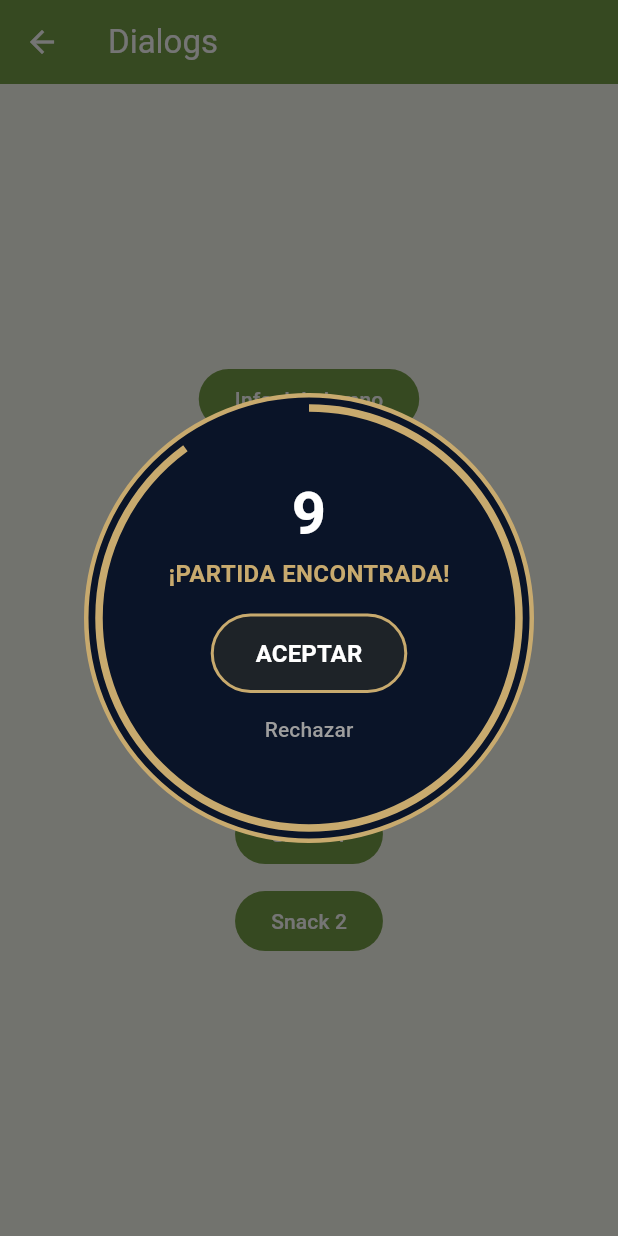
After one commit to JoshuaIsra/flutter_widget, a Flutter app: the DialogsScreen screen opened by its route, after a tap on "Partida encontrada", on a phone screen of 412 x 824 dp. The commit adds this screen. Run offline on Flutter 3.47's test engine with Material 3 defaults, Android fonts, the phone set to English and light mode, and no system bars; network calls fail.

Commit message:
Cards,Dialogs,Grid

```diff
--- a/lib/app_routes.dart
+++ b/lib/app_routes.dart
@@ -3,6 +3,10 @@ import 'package:flutter_widget/models/menu_option.dart';
 import 'package:flutter_widget/screens/buttons_screen.dart';
 import 'package:flutter_widget/screens/cards_screen.dart';
 import 'package:flutter_widget/screens/column_rows_screen.dart';
+import 'package:flutter_widget/screens/dialogs_screen.dart';
+import 'package:flutter_widget/screens/Forms_screen.dart';
+import 'package:flutter_widget/screens/Grid_screen.dart';
+import 'package:flutter_widget/screens/grid_screen2.dart';
 
 class Routes {
   static const initialRoute = '/';
@@ -11,6 +15,10 @@ class Routes {
     MenuOption(title: 'Buttons', route: '/buttons', screen: const ButtonsScreen(), icon: Icons.baby_changing_station_sharp),
     MenuOption(title: 'Cards', route: '/cards', screen: const CardsScreen(), icon: Icons.credit_card),
     MenuOption(title: 'Columns & Rows', route: '/column_rows', screen: const ColumnRowsScreen(), icon: Icons.view_column),
+    MenuOption(title: 'Forms', route: '/forms', screen: const FormsScreen(), icon: Icons.edit_note),
+    MenuOption(title: 'Grid', route: '/grid', screen: const GridScreen(), icon: Icons.grid_view),
+    MenuOption(title: 'Grid 2', route: '/grid2', screen: const GridScreen2(), icon: Icons.videogame_asset),
+    MenuOption(title: 'Dialogs', route: '/dialogs', screen: const DialogsScreen(), icon: Icons.chat_bubble_outline),
   ];
 
 }
--- a/lib/main.dart
+++ b/lib/main.dart
@@ -3,6 +3,10 @@ import 'package:flutter_widget/app_routes.dart';
 import 'package:flutter_widget/screens/buttons_screen.dart';
 import 'package:flutter_widget/screens/cards_screen.dart';
 import 'package:flutter_widget/screens/column_rows_screen.dart';
+import 'package:flutter_widget/screens/dialogs_screen.dart';
+import 'package:flutter_widget/screens/Forms_screen.dart';
+import 'package:flutter_widget/screens/Grid_screen.dart';
+import 'package:flutter_widget/screens/grid_screen2.dart';
 import 'package:flutter_widget/screens/home_screen.dart';
 import 'package:flutter_widget/theme/app_theme.dart';
 
@@ -25,6 +29,10 @@ class MainApp extends StatelessWidget {
         '/buttons':(context) => ButtonsScreen(),
         '/cards':(context) => CardsScreen(),
         '/column_rows':(context) => ColumnRowsScreen(),
+        '/forms':(context) => FormsScreen(),
+        '/grid':(context) => GridScreen(),
+        '/grid2':(context) => GridScreen2(),
+        '/dialogs':(context) => DialogsScreen(),
       }
     );
   }
--- a/lib/screens/buttons_screen.dart
+++ b/lib/screens/buttons_screen.dart
@@ -1,4 +1,5 @@
 import 'package:flutter/material.dart';
+import 'package:flutter_widget/widgets/appBar.dart';
 import 'package:flutter_widget/theme/app_colors.dart';
 
 class ButtonsScreen extends StatelessWidget {
@@ -10,9 +11,7 @@ class ButtonsScreen extends StatelessWidget {
       floatingActionButton: FloatingActionButton(onPressed: (){
         Navigator.pop(context);
       },child: Icon(Icons.arrow_back) ),
-      appBar: AppBar(
-        title: const Text('Buttons'),
-      ),
+      appBar: CustomAppBar(title: 'Buttons'),
       body:Center(
         child: Column(
           mainAxisAlignment: MainAxisAlignment.center,
--- a/lib/screens/cards_screen.dart
+++ b/lib/screens/cards_screen.dart
@@ -1,4 +1,5 @@
 import 'package:flutter/material.dart';
+import 'package:flutter_widget/widgets/appBar.dart';
 
 class CardsScreen extends StatelessWidget {
   const CardsScreen({super.key});
@@ -6,9 +7,7 @@ class CardsScreen extends StatelessWidget {
   @override
   Widget build(BuildContext context) {
     return Scaffold(
-      appBar: AppBar(
-        title: const Text('Cards'),
-      ),
+      appBar: CustomAppBar(title: 'Cards'),
       body: const SingleChildScrollView(
         child: Column(
           children: [
--- a/lib/screens/column_rows_screen.dart
+++ b/lib/screens/column_rows_screen.dart
@@ -1,4 +1,5 @@
 import 'package:flutter/material.dart';
+import 'package:flutter_widget/widgets/appBar.dart';
 
 class ColumnRowsScreen extends StatelessWidget {
   const ColumnRowsScreen({super.key});
@@ -19,9 +20,7 @@ class ColumnRowsScreen extends StatelessWidget {
   @override
   Widget build(BuildContext context) {
     return Scaffold(
-      appBar: AppBar(
-        title: const Text('Columns & Rows'),
-      ),
+      appBar: CustomAppBar(title: 'Columns & Rows'),
       body: Column(
         mainAxisAlignment: MainAxisAlignment.spaceEvenly,
         children: [
--- /dev/null
+++ b/lib/screens/dialogs_screen.dart
@@ -0,0 +1,269 @@
+import 'dart:async';
+import 'package:flutter/material.dart';
+import 'package:flutter_widget/widgets/appBar.dart';
+
+class DialogsScreen extends StatelessWidget {
+  const DialogsScreen({super.key});
+
+  // Primer dialogo: info del alumno
+  void openDialog(BuildContext context) {
+    showDialog(
+      context: context,
+      builder: (context) {
+        return AlertDialog(
+          title: Text('Info del alumno'),
+          content: Text('Nombre: Joshua Israel Martinez Diaz'),
+          actions: [
+            TextButton(
+              onPressed: () => Navigator.pop(context),
+              child: Text('Cerrar'),
+            ),
+          ],
+        );
+      },
+    );
+  }
+
+  // Segundo dialogo: confirmar eliminar
+  void openAlert(BuildContext context) {
+    showDialog(
+      context: context,
+      builder: (context) {
+        return AlertDialog(
+          title: Text('Eliminar alumno'),
+          content: Text('¿Está seguro de eliminar al alumno?'),
+          actions: [
+            TextButton(
+              onPressed: () => Navigator.pop(context),
+              child: Text('No'),
+            ),
+            TextButton(
+              onPressed: () => Navigator.pop(context),
+              child: Text('Sí'),
+            ),
+          ],
+        );
+      },
+    );
+  }
+
+  // Tercer dialogo: partida encontrada
+  void openAlertLol(BuildContext context) {
+    showDialog(
+      context: context,
+      barrierDismissible: false,
+      builder: (context) => PartidaDialog(),
+    );
+  }
+
+  // Cuarto dialogo: resultados
+  void openResultados(BuildContext context) {
+    showDialog(
+      context: context,
+      builder: (context) {
+        return AlertDialog(
+          title: Text('Victoria'),
+          content: Text('Joshua: 10/2/8\nPapu: 3/7/12\nXatu: 8/1/15'),
+          actions: [
+            TextButton(
+              onPressed: () => Navigator.pop(context),
+              child: Text('OK'),
+            ),
+          ],
+        );
+      },
+    );
+  }
+
+  // Quinto dialogo: elegir campeon
+  void openCampeon(BuildContext context) {
+    showDialog(
+      context: context,
+      builder: (context) {
+        return SimpleDialog(
+          title: Text('Elige tu campeón'),
+          children: [
+            SimpleDialogOption(
+              onPressed: () => Navigator.pop(context),
+              child: Text('Ahri'),
+            ),
+            SimpleDialogOption(
+              onPressed: () => Navigator.pop(context),
+              child: Text('Garen'),
+            ),
+            SimpleDialogOption(
+              onPressed: () => Navigator.pop(context),
+              child: Text('Lux'),
+            ),
+          ],
+        );
+      },
+    );
+  }
+
+  @override
+  Widget build(BuildContext context) {
+    return Scaffold(
+      appBar: CustomAppBar(title: 'Dialogs'),
+      body: Center(
+        child: Column(
+          mainAxisAlignment: MainAxisAlignment.center,
+          children: [
+            FilledButton(
+              onPressed: () => openDialog(context),
+              child: Text('Info del alumno'),
+            ),
+            SizedBox(height: 10),
+            FilledButton(
+              onPressed: () => openAlert(context),
+              child: Text('Eliminar alumno'),
+            ),
+            SizedBox(height: 10),
+            FilledButton(
+              onPressed: () => openAlertLol(context),
+              child: Text('Partida encontrada'),
+            ),
+            SizedBox(height: 10),
+            FilledButton(
+              onPressed: () => openResultados(context),
+              child: Text('Resultados'),
+            ),
+            SizedBox(height: 10),
+            FilledButton(
+              onPressed: () => openCampeon(context),
+              child: Text('Elegir campeón'),
+            ),
+            SizedBox(height: 10),
+            FilledButton(
+              // Snack 1: el basico
+              onPressed: () {
+                ScaffoldMessenger.of(context).showSnackBar(
+                  SnackBar(content: Text('El Snack 1')),
+                );
+              },
+              child: Text('Snack 1'),
+            ),
+            SizedBox(height: 10),
+            FilledButton(
+              // Snack 2: flotante, rojo y con boton de deshacer
+              onPressed: () {
+                ScaffoldMessenger.of(context).showSnackBar(
+                  SnackBar(
+                    content: Text('Alumno eliminado'),
+                    backgroundColor: Colors.red,
+                    behavior: SnackBarBehavior.floating,
+                    duration: Duration(seconds: 3),
+                    action: SnackBarAction(
+                      label: 'Deshacer',
+                      textColor: Colors.white,
+                      onPressed: () {},
+                    ),
+                  ),
+                );
+              },
+              child: Text('Snack 2'),
+            ),
+          ],
+        ),
+      ),
+    );
+  }
+}
+
+
+// Dialogo circular de "Partida encontrada" con contador
+class PartidaDialog extends StatefulWidget {
+  const PartidaDialog({super.key});
+
+  @override
+  State<PartidaDialog> createState() => _PartidaDialogState();
+}
+
+class _PartidaDialogState extends State<PartidaDialog> {
+  int segundos = 10;
+  Timer? timer;
+
+  @override
+  void initState() {
+    super.initState();
+    // Cada segundo le resta 1 al contador
+    timer = Timer.periodic(Duration(seconds: 1), (t) {
+      if (segundos == 1) {
+        t.cancel();
+        Navigator.pop(context); // se cierra solo cuando llega a 0
+      } else {
+        setState(() {
+          segundos--;
+        });
+      }
+    });
+  }
+
+  @override
+  void dispose() {
+    timer?.cancel();
+    super.dispose();
+  }
+
+  @override
+  Widget build(BuildContext context) {
+    return Dialog(
+      backgroundColor: Colors.transparent,
+      child: SizedBox(
+        width: 300,
+        height: 300,
+        child: Stack(
+          alignment: Alignment.center,
+          children: [
+            // Fondo circular azul con borde dorado
+            Container(
+              decoration: BoxDecoration(
+                shape: BoxShape.circle,
+                color: Color(0xFF0A1428),
+                border: Border.all(color: Color(0xFFC8AA6E), width: 3),
+              ),
+            ),
+            // Aro que se va vaciando con el tiempo
+            SizedBox(
+              width: 280,
+              height: 280,
+              child: CircularProgressIndicator(
+                value: segundos / 10,
+                strokeWidth: 5,
+                color: Color(0xFFC8AA6E),
+              ),
+            ),
+            // Contenido del centro
+            Column(
+              mainAxisSize: MainAxisSize.min,
+              children: [
+                Text('$segundos',
+                  style: TextStyle(color: Colors.white, fontSize: 40, fontWeight: FontWeight.bold),
+                ),
+                Text('¡PARTIDA ENCONTRADA!',
+                  style: TextStyle(color: Color(0xFFC8AA6E), fontSize: 16, fontWeight: FontWeight.bold),
+                ),
+                SizedBox(height: 15),
+                OutlinedButton(
+                  onPressed: () => Navigator.pop(context),
+                  style: OutlinedButton.styleFrom(
+                    backgroundColor: Color(0xFF1E2328),
+                    side: BorderSide(color: Color(0xFFC8AA6E), width: 2),
+                    padding: EdgeInsets.symmetric(horizontal: 30, vertical: 15),
+                  ),
+                  child: Text('ACEPTAR',
+                    style: TextStyle(color: Colors.white, fontSize: 16, fontWeight: FontWeight.bold),
+                  ),
+                ),
+                TextButton(
+                  onPressed: () => Navigator.pop(context),
+                  child: Text('Rechazar', style: TextStyle(color: Colors.grey)),
+                ),
+              ],
+            ),
+          ],
+        ),
+      ),
+    );
+  }
+}
--- a/lib/screens/home_screen.dart
+++ b/lib/screens/home_screen.dart
@@ -1,4 +1,5 @@
 import 'package:flutter/material.dart';
+import 'package:flutter_widget/widgets/appBar.dart';
 import 'package:flutter_widget/app_routes.dart';
 
 class HomeScreen extends StatelessWidget {
@@ -9,10 +10,7 @@ class HomeScreen extends StatelessWidget {
     final menu = Routes.menu;
 
     return Scaffold(
-      appBar: AppBar(
-        centerTitle: true,
-        title: const Text('HOMME'),
-      ),
+      appBar: CustomAppBar(title: 'HOMME'),
       body: ListView.builder(
         itemCount: menu.length,
         itemBuilder: (context, index) {
--- /dev/null
+++ b/lib/widgets/appBar.dart
@@ -0,0 +1,5 @@
+import 'package:flutter/material.dart';
+
+class CustomAppBar extends AppBar {
+  CustomAppBar({super.key, required String title}) : super(title: Text(title));
+}
```
Also changed, not shown: lib/screens/Forms_screen.dart (added, +13 -0 lines), lib/screens/Grid_screen.dart (added, +13 -0 lines), lib/screens/grid_screen2.dart (added, +66 -0 lines), web_entrypoint.dart (added).
